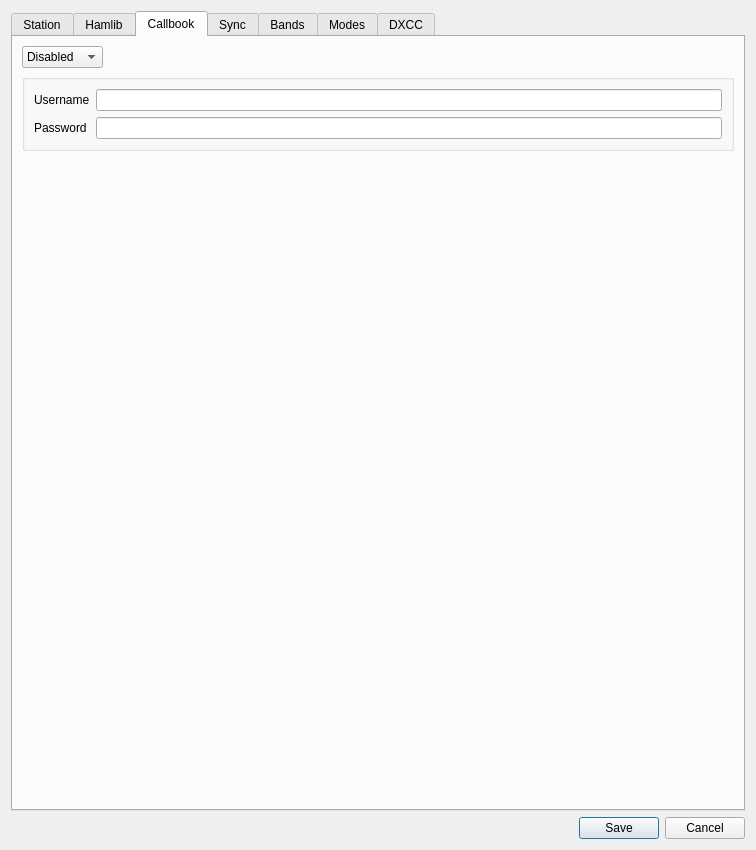
The window that ui/SettingsDialog.ui (k5mcd/QLog) describes before a commit, drawn with Qt 5.
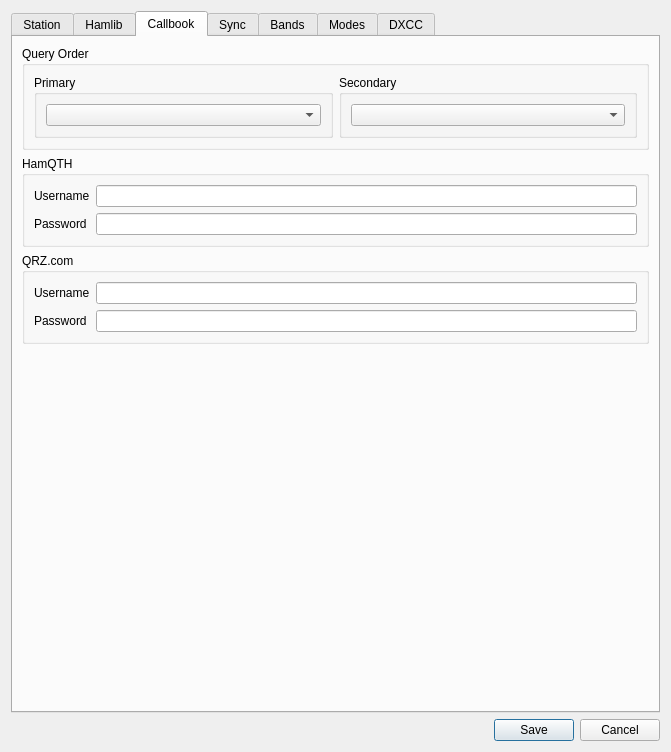
The same window after the commit. The open tabs and pages were chosen to show the change. Icons and pictures are not drawn.

Commit message:
QRZ: Added Secondary Callbook option.
If the first callbook reports "not found" then secondary callbook is used - if it is enabled

Patch:
```diff
--- a/ui/SettingsDialog.ui
+++ b/ui/SettingsDialog.ui
@@ -6,8 +6,8 @@
    <rect>
     <x>0</x>
     <y>0</y>
-    <width>756</width>
-    <height>850</height>
+    <width>671</width>
+    <height>752</height>
    </rect>
   </property>
   <property name="windowTitle">
@@ -871,34 +871,42 @@
       </attribute>
       <layout class="QVBoxLayout" name="verticalLayout">
        <item>
-        <widget class="QComboBox" name="callbookCombo">
-         <property name="sizePolicy">
-          <sizepolicy hsizetype="Maximum" vsizetype="Fixed">
-           <horstretch>0</horstretch>
-           <verstretch>0</verstretch>
-          </sizepolicy>
+        <widget class="QGroupBox" name="groupBox_11">
+         <property name="title">
+          <string>Query Order</string>
          </property>
-         <item>
-          <property name="text">
-           <string>Disabled</string>
-          </property>
-         </item>
-         <item>
-          <property name="text">
-           <string>HamQTH</string>
-          </property>
-         </item>
-         <item>
-          <property name="text">
-           <string>QRZ.com</string>
-          </property>
-         </item>
+         <layout class="QHBoxLayout" name="horizontalLayout_3">
+          <item>
+           <widget class="QGroupBox" name="groupBox_12">
+            <property name="title">
+             <string>Primary</string>
+            </property>
+            <layout class="QVBoxLayout" name="verticalLayout_4">
+             <item>
+              <widget class="QComboBox" name="primaryCallbookCombo"/>
+             </item>
+            </layout>
+           </widget>
+          </item>
+          <item>
+           <widget class="QGroupBox" name="groupBox_13">
+            <property name="title">
+             <string>Secondary</string>
+            </property>
+            <layout class="QVBoxLayout" name="verticalLayout_5">
+             <item>
+              <widget class="QComboBox" name="secondaryCallbookCombo"/>
+             </item>
+            </layout>
+           </widget>
+          </item>
+         </layout>
         </widget>
        </item>
        <item>
         <widget class="QGroupBox" name="groupBox">
          <property name="title">
-          <string/>
+          <string>HamQTH</string>
          </property>
          <layout class="QFormLayout" name="formLayout_3">
           <item row="0" column="0">
@@ -909,7 +917,11 @@
            </widget>
           </item>
           <item row="0" column="1">
-           <widget class="QLineEdit" name="callbookUsernameEdit"/>
+           <widget class="QLineEdit" name="hamQthUsernameEdit">
+            <property name="enabled">
+             <bool>true</bool>
+            </property>
+           </widget>
           </item>
           <item row="1" column="0">
            <widget class="QLabel" name="callbookPasswordLabel">
@@ -919,7 +931,50 @@
            </widget>
           </item>
           <item row="1" column="1">
-           <widget class="QLineEdit" name="callbookPasswordEdit">
+           <widget class="QLineEdit" name="hamQthPasswordEdit">
+            <property name="enabled">
+             <bool>true</bool>
+            </property>
+            <property name="echoMode">
+             <enum>QLineEdit::Password</enum>
+            </property>
+           </widget>
+          </item>
+         </layout>
+        </widget>
+       </item>
+       <item>
+        <widget class="QGroupBox" name="groupBox_10">
+         <property name="title">
+          <string>QRZ.com</string>
+         </property>
+         <layout class="QFormLayout" name="formLayout_12">
+          <item row="0" column="0">
+           <widget class="QLabel" name="qrzUsernameLabel">
+            <property name="text">
+             <string>Username</string>
+            </property>
+           </widget>
+          </item>
+          <item row="0" column="1">
+           <widget class="QLineEdit" name="qrzUsernameEdit">
+            <property name="enabled">
+             <bool>true</bool>
+            </property>
+           </widget>
+          </item>
+          <item row="1" column="0">
+           <widget class="QLabel" name="qrzPasswordLabel">
+            <property name="text">
+             <string>Password</string>
+            </property>
+           </widget>
+          </item>
+          <item row="1" column="1">
+           <widget class="QLineEdit" name="qrzPasswordEdit">
+            <property name="enabled">
+             <bool>true</bool>
+            </property>
             <property name="echoMode">
              <enum>QLineEdit::Password</enum>
             </property>
```
Left out of the diff: 35 changed lines with no effect on the pictures. The commit also changes 10 other files.
